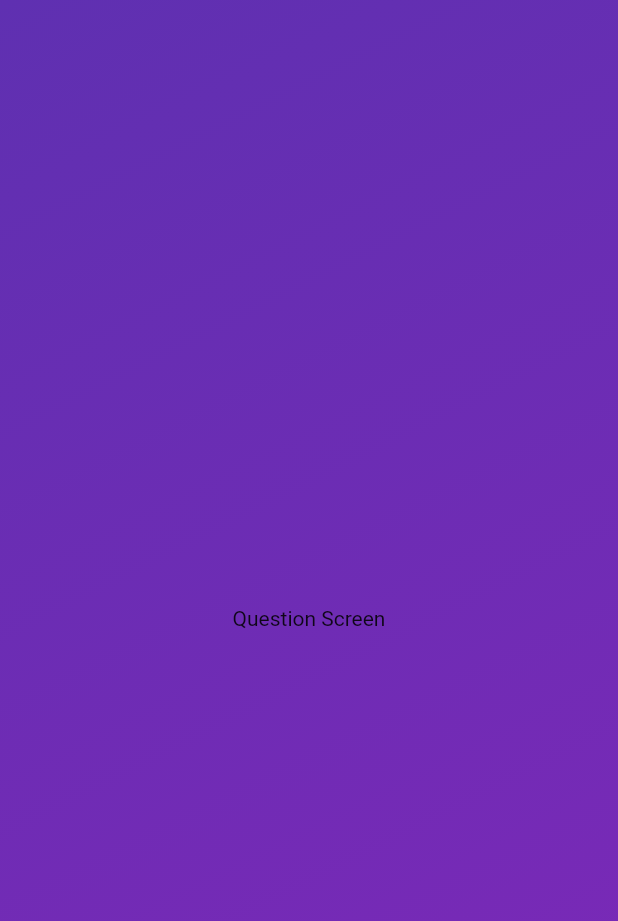
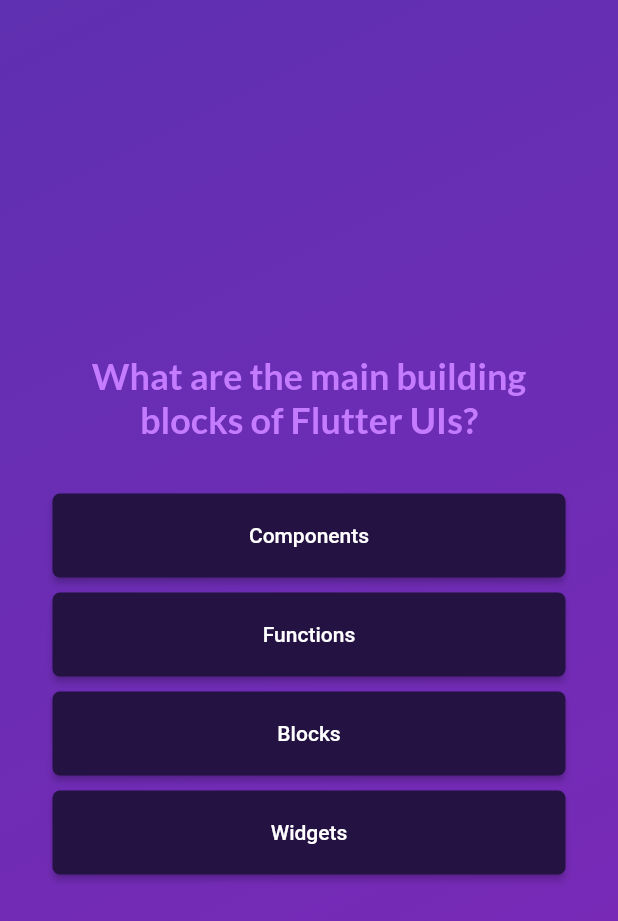
Before and after one commit to saleemsabid/quiz_app, a Flutter app: the screen it shows after launch, after a tap on "Start Quiz", on a phone screen of 412 x 824 dp. Shown: the top 921 px of the screen. Run offline on Flutter 3.47's test engine with Material 2 defaults, Android fonts, the phone set to English and light mode, and no system bars; our stand-ins replace google_fonts.

Commit message:
added question answers

```diff
--- /dev/null
+++ b/lib/answer_button.dart
@@ -0,0 +1,29 @@
+import 'package:flutter/material.dart';
+
+class AnswerButton extends StatelessWidget {
+  const AnswerButton({required this.text, required this.onTap, super.key});
+  final String text;
+  final void Function() onTap;
+  @override
+  Widget build(BuildContext context) {
+    return Container(
+      margin: const EdgeInsets.symmetric(horizontal: 5, vertical: 5),
+      child: ElevatedButton(
+        style: ElevatedButton.styleFrom(
+          // minimumSize: const Size(200, 20),
+          padding: const EdgeInsets.symmetric(horizontal: 20, vertical: 20),
+          foregroundColor: Colors.white,
+          backgroundColor: const Color.fromARGB(255, 36, 19, 66),
+          shape: RoundedRectangleBorder(
+            borderRadius: BorderRadius.circular(5),
+          ),
+        ),
+        onPressed: onTap,
+        child: Text(
+          text,
+          textAlign: TextAlign.center,
+        ),
+      ),
+    );
+  }
+}
--- /dev/null
+++ b/lib/data/questions.dart
@@ -0,0 +1,55 @@
+import 'package:quiz_app/models/quiz_question.dart';
+
+const questions = [
+  QuizQuestion(
+    'What are the main building blocks of Flutter UIs?',
+    [
+      'Widgets',
+      'Components',
+      'Blocks',
+      'Functions',
+    ],
+  ),
+  QuizQuestion('How are Flutter UIs built?', [
+    'By combining widgets in code',
+    'By combining widgets in a visual editor',
+    'By defining widgets in config files',
+    'By using XCode for iOS and Android Studio for Android',
+  ]),
+  QuizQuestion(
+    'What\'s the purpose of a StatefulWidget?',
+    [
+      'Update UI as data changes',
+      'Update data as UI changes',
+      'Ignore data changes',
+      'Render UI that does not depend on data',
+    ],
+  ),
+  QuizQuestion(
+    'Which widget should you try to use more often: StatelessWidget or StatefulWidget?',
+    [
+      'StatelessWidget',
+      'StatefulWidget',
+      'Both are equally good',
+      'None of the above',
+    ],
+  ),
+  QuizQuestion(
+    'What happens if you change data in a StatelessWidget?',
+    [
+      'The UI is not updated',
+      'The UI is updated',
+      'The closest StatefulWidget is updated',
+      'Any nested StatefulWidgets are updated',
+    ],
+  ),
+  QuizQuestion(
+    'How should you update data inside of StatefulWidgets?',
+    [
+      'By calling setState()',
+      'By calling updateData()',
+      'By calling updateUI()',
+      'By calling updateState()',
+    ],
+  ),
+];
--- /dev/null
+++ b/lib/models/quiz_question.dart
@@ -0,0 +1,11 @@
+class QuizQuestion {
+  const QuizQuestion(this.question, this.answers);
+  final String question;
+  final List<String> answers;
+
+  List<String> getShuffledAnswers() {
+    final shuffled = List.of(answers);
+    shuffled.shuffle();
+    return shuffled;
+  }
+}
--- a/lib/questions_screen.dart
+++ b/lib/questions_screen.dart
@@ -1,4 +1,8 @@
 import 'package:flutter/material.dart';
+import 'package:quiz_app/answer_button.dart';
+import 'package:quiz_app/data/questions.dart';
+
+import 'package:google_fonts/google_fonts.dart';
 
 class QuestionsScreen extends StatefulWidget {
   const QuestionsScreen({super.key});
@@ -7,11 +11,46 @@ class QuestionsScreen extends StatefulWidget {
   State<QuestionsScreen> createState() => _QuestionsScreenState();
 }
 
+void chooseAnswer() {}
+
 class _QuestionsScreenState extends State<QuestionsScreen> {
+  var questionIndex = 0;
+  void answerQuestion() {
+    setState(
+      () {
+        questionIndex++;
+      },
+    );
+  }
+
   @override
   Widget build(BuildContext context) {
-    return const Center(
-      child: Text('Question Screen'),
+    final currentQuestion = questions[questionIndex];
+    return Center(
+      child: Padding(
+        padding: const EdgeInsets.symmetric(horizontal: 30, vertical: 5),
+        child: Column(
+          crossAxisAlignment: CrossAxisAlignment.stretch,
+          mainAxisSize: MainAxisSize.min,
+          children: [
+            Text(currentQuestion.question,
+                textAlign: TextAlign.center,
+                style: GoogleFonts.lato(
+                  color: const Color.fromARGB(255, 196, 123, 255),
+                  fontWeight: FontWeight.bold,
+                  fontSize: 24,
+                )),
+            const SizedBox(
+              height: 30,
+            ),
+            ...currentQuestion.getShuffledAnswers().map(
+              (e) {
+                return AnswerButton(text: e, onTap: answerQuestion);
+              },
+            ),
+          ],
+        ),
+      ),
     );
   }
 }
--- a/lib/splash_screen.dart
+++ b/lib/splash_screen.dart
@@ -1,4 +1,6 @@
 import 'package:flutter/material.dart';
+
+import 'package:google_fonts/google_fonts.dart';
 
 class SplashScreen extends StatelessWidget {
   const SplashScreen(this.startQuiz, {super.key});
@@ -17,9 +19,9 @@ class SplashScreen extends StatelessWidget {
           const SizedBox(
             height: 80,
           ),
-          const Text(
+          Text(
             'Learn Flutter The Easy Way',
-            style: TextStyle(fontSize: 25, color: Colors.white),
+            style: GoogleFonts.bebasNeue(fontSize: 26, color: Colors.white),
           ),
           const SizedBox(
             height: 20,
--- a/pubspec.yaml
+++ b/pubspec.yaml
@@ -35,6 +35,7 @@ dependencies:
   # The following adds the Cupertino Icons font to your application.
   # Use with the CupertinoIcons class for iOS style icons.
   cupertino_icons: ^1.0.2
+  google_fonts: ^5.1.0
 
 dev_dependencies:
   flutter_test:
```
Also changed, not shown: pubspec.lock, 1 other file.
